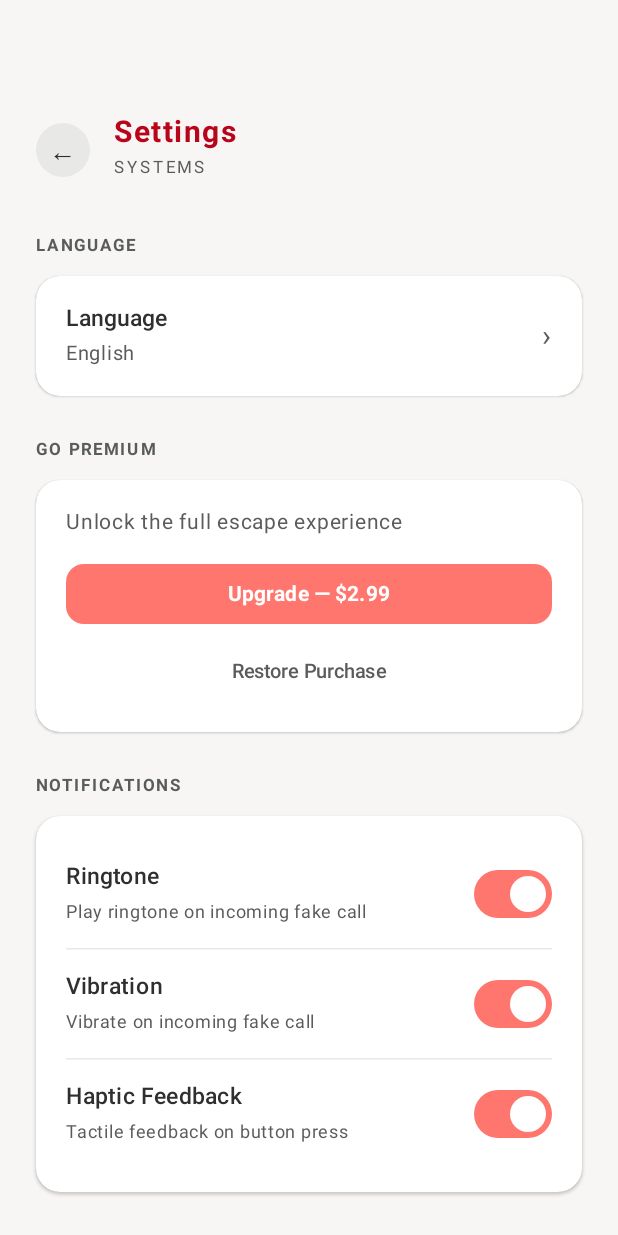
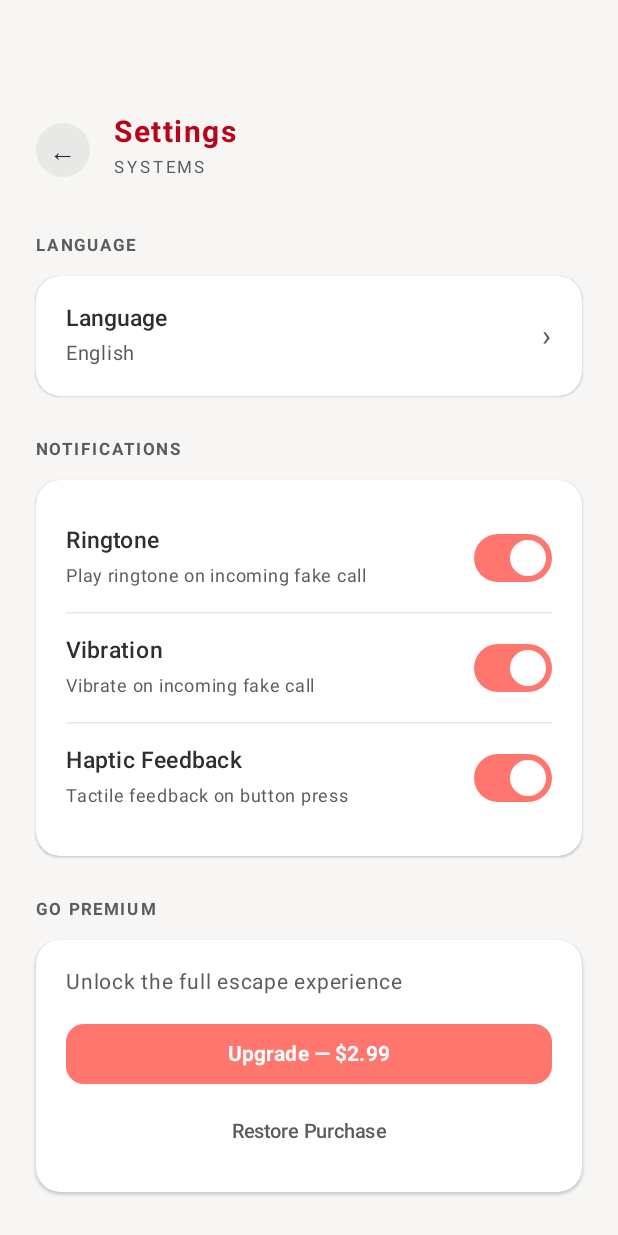
Before and after one commit to Simon-YHKim/eject-button, an Android app built with Jetpack Compose: the composable SettingsScreen called with empty values, on a phone screen of 412 x 824 dp. Run offline under Robolectric (Android 15) with nearby library versions, the phone set to English and light mode, and no system bars; libraries missing offline, so code that uses them is left out: com.microsoft.clarity; 1 statement that could not run was skipped.

Commit message:
feat: UI improvements for store readiness
- Change custom trigger label from pencil icon to localized "커스텀" text
- Move premium upgrade section below notifications in settings
- Add locale-based fallback pricing (₩4,500 KR, ¥500 JP, etc.)
- Rebuild APK and AAB with all changes

https://claude.ai/code/session_01VaaSxgSgJGmALnMK5N3sf9

```diff
--- a/app/src/main/java/com/ejectbutton/data/AppStrings.kt
+++ b/app/src/main/java/com/ejectbutton/data/AppStrings.kt
@@ -195,7 +195,7 @@ private val ko = AppStrings(
     trigger30s           = "30초",
     trigger1min          = "1분",
     triggerShake         = "흔들기",
-    triggerCustom        = "사용자지정",
+    triggerCustom        = "커스텀",
     addCallerBtn         = "추가",
     emergencyStandby     = "EMERGENCY PROTOCOL STANDBY",
     countdownFmt         = "⏱ %d초 후 발신 예정",
--- a/app/src/main/java/com/ejectbutton/ui/main/SettingsScreen.kt
+++ b/app/src/main/java/com/ejectbutton/ui/main/SettingsScreen.kt
@@ -27,6 +27,7 @@ import com.ejectbutton.data.AppLanguage
 import com.ejectbutton.data.EjectPrefs
 import com.ejectbutton.data.LocalAppStrings
 import com.ejectbutton.ui.theme.*
+import java.util.Locale
 
 @Composable
 fun SettingsScreen(
@@ -112,48 +113,6 @@ fun SettingsScreen(
             Spacer(Modifier.height(24.dp))
         }
 
-        // ── 프리미엄 ────────────────────────────────────────────────────────────
-        if (!isPremium) {
-            item {
-                SettingsSectionHeader(strings.premiumTitle)
-                Spacer(Modifier.height(8.dp))
-                SettingsCard {
-                    Column {
-                        Text(
-                            strings.premiumSubtitle,
-                            fontSize = 14.sp,
-                            color = EjectSecondary,
-                        )
-                        Spacer(Modifier.height(12.dp))
-                        Button(
-                            onClick = onPurchasePremium,
-                            modifier = Modifier.fillMaxWidth(),
-                            colors = ButtonDefaults.buttonColors(containerColor = EjectCoral),
-                            shape = RoundedCornerShape(12.dp),
-                        ) {
-                            Text(
-                                String.format(strings.premiumBuyBtn, premiumPrice ?: "$2.99"),
-                                fontWeight = FontWeight.Bold,
-                                color = Color.White,
-                            )
-                        }
-                        Spacer(Modifier.height(4.dp))
-                        TextButton(
-                            onClick = onRestorePurchase,
-                            modifier = Modifier.fillMaxWidth(),
-                        ) {
-                            Text(
-                                strings.premiumRestoreBtn,
-                                color = EjectSecondary,
-                                fontSize = 13.sp,
-                            )
-                        }
-                    }
-                }
-                Spacer(Modifier.height(24.dp))
-            }
-        }
-
         // ── 알림 & 소리 ────────────────────────────────────────────────────────
         item {
             SettingsSectionHeader(strings.settingsNotifications)
@@ -192,6 +151,49 @@ fun SettingsScreen(
                 }
             }
             Spacer(Modifier.height(24.dp))
+        }
+
+        // ── 프리미엄 ────────────────────────────────────────────────────────────
+        if (!isPremium) {
+            item {
+                val displayPrice = premiumPrice ?: localizedFallbackPrice()
+                SettingsSectionHeader(strings.premiumTitle)
+                Spacer(Modifier.height(8.dp))
+                SettingsCard {
+                    Column {
+                        Text(
+                            strings.premiumSubtitle,
+                            fontSize = 14.sp,
+                            color = EjectSecondary,
+                        )
+                        Spacer(Modifier.height(12.dp))
+                        Button(
+                            onClick = onPurchasePremium,
+                            modifier = Modifier.fillMaxWidth(),
+                            colors = ButtonDefaults.buttonColors(containerColor = EjectCoral),
+                            shape = RoundedCornerShape(12.dp),
+                        ) {
+                            Text(
+                                String.format(strings.premiumBuyBtn, displayPrice),
+                                fontWeight = FontWeight.Bold,
+                                color = Color.White,
+                            )
+                        }
+                        Spacer(Modifier.height(4.dp))
+                        TextButton(
+                            onClick = onRestorePurchase,
+                            modifier = Modifier.fillMaxWidth(),
+                        ) {
+                            Text(
+                                strings.premiumRestoreBtn,
+                                color = EjectSecondary,
+                                fontSize = 13.sp,
+                            )
+                        }
+                    }
+                }
+                Spacer(Modifier.height(24.dp))
+            }
         }
 
         // ── 앱 정보 ────────────────────────────────────────────────────────────
@@ -375,3 +377,26 @@ private fun SettingsLinkRow(label: String, onClick: () -> Unit) {
         Text("›", fontSize = 20.sp, color = EjectSecondary)
     }
 }
+
+/**
+ * Google Play Billing에서 가격을 못 가져왔을 때
+ * 기기 로케일 기반으로 근사치 가격 표시
+ */
+@Composable
+private fun localizedFallbackPrice(): String {
+    val country = Locale.getDefault().country  // ISO 3166-1 alpha-2
+    return when (country) {
+        "KR" -> "₩4,500"
+        "JP" -> "¥500"
+        "CN", "TW", "HK" -> "¥19.9"
+        "IN" -> "₹249"
+        "MX" -> "MX\$59"
+        "ES" -> "2,99 €"
+        "GB" -> "£2.49"
+        "DE", "FR", "IT", "NL" -> "2,99 €"
+        "BR" -> "R\$14.90"
+        "AU" -> "A\$4.49"
+        "CA" -> "CA\$3.99"
+        else -> "$2.99"
+    }
+}
```
Also changed, not shown: app/src/main/java/com/ejectbutton/ui/main/MainScreen.kt (+21 -2 lines).
